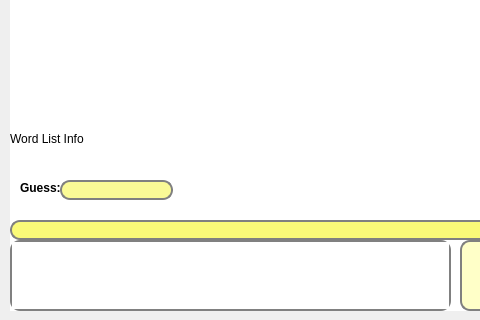
The window that trunk/client/src/tableForm.ui (domino14/aerolithdesktop) describes before a commit, drawn with Qt 5; both pictures show x 0 to 480 and y 420 to 740 of the 1024 by 740 pixel window.
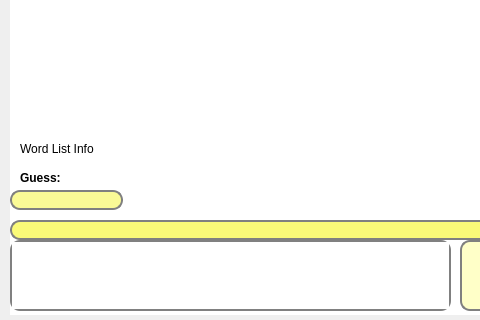
The same window after the commit.

The edit to the form file:
```diff
--- a/trunk/client/src/tableForm.ui
+++ b/trunk/client/src/tableForm.ui
@@ -35,8 +35,8 @@
     <rect>
      <x>10</x>
      <y>50</y>
-     <width>1001</width>
-     <height>681</height>
+     <width>1010</width>
+     <height>685</height>
     </rect>
    </property>
    <property name="focusPolicy" >
@@ -274,8 +274,8 @@
   <widget class="QLineEdit" name="lineEditSolution" >
    <property name="geometry" >
     <rect>
-     <x>60</x>
-     <y>600</y>
+     <x>10</x>
+     <y>610</y>
      <width>113</width>
      <height>20</height>
     </rect>
@@ -298,8 +298,8 @@
    <property name="geometry" >
     <rect>
      <x>20</x>
-     <y>600</y>
-     <width>41</width>
+     <y>590</y>
+     <width>61</width>
      <height>16</height>
     </rect>
    </property>
@@ -444,9 +444,9 @@
   <widget class="QLabel" name="labelWordListInfo" >
    <property name="geometry" >
     <rect>
-     <x>10</x>
-     <y>550</y>
-     <width>111</width>
+     <x>20</x>
+     <y>560</y>
+     <width>101</width>
      <height>18</height>
     </rect>
    </property>
```
Left out of the diff: 4 changed lines with no effect on the pictures.
